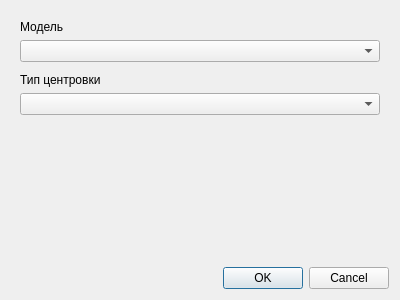
Qt form drivers/stabilan/stabilan01paramsdialog.ui (grigp/a-analyser) before a commit.
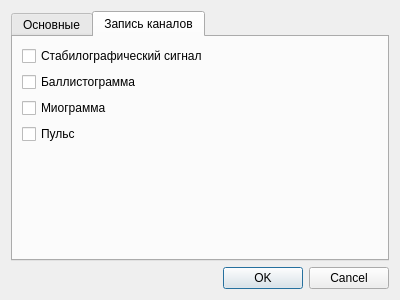
The same form after that commit. The open tabs and pages were chosen to show the change.

Commit message: Управление записью каналов из окна физиологических каналов (не до конца)

The edit to the form file:
```diff
--- a/drivers/stabilan/stabilan01paramsdialog.ui
+++ b/drivers/stabilan/stabilan01paramsdialog.ui
@@ -21,8 +21,15 @@
   </property>
   <layout class="QVBoxLayout" name="verticalLayout">
    <item>
-    <widget class="QWidget" name="widget" native="true">
-     <layout class="QVBoxLayout" name="verticalLayout_2">
+    <widget class="QTabWidget" name="tabPages">
+     <property name="currentIndex">
+      <number>0</number>
+     </property>
+     <widget class="QWidget" name="tabMain">
+      <attribute name="title">
+       <string>Основные</string>
+      </attribute>
+      <layout class="QVBoxLayout" name="verticalLayout_3">
       <item>
        <widget class="QLabel" name="lblModel">
         <property name="text">
@@ -31,11 +38,7 @@
        </widget>
       </item>
       <item>
-       <widget class="QComboBox" name="cbModel">
-        <property name="maxVisibleItems">
-         <number>20</number>
-        </property>
-       </widget>
+        <widget class="QComboBox" name="cbZeroingType"/>
       </item>
       <item>
        <spacer name="verticalSpacer_2">
@@ -61,7 +64,11 @@
        </widget>
       </item>
       <item>
-       <widget class="QComboBox" name="cbZeroingType"/>
+        <widget class="QComboBox" name="cbModel">
+         <property name="maxVisibleItems">
+          <number>20</number>
+         </property>
+        </widget>
       </item>
       <item>
        <spacer name="verticalSpacer">
@@ -77,6 +84,55 @@
        </spacer>
       </item>
      </layout>
+     </widget>
+     <widget class="QWidget" name="tabRecording">
+      <attribute name="title">
+       <string>Запись каналов</string>
+      </attribute>
+      <layout class="QVBoxLayout" name="verticalLayout_2">
+       <item>
+        <widget class="QCheckBox" name="cbRecStab">
+         <property name="text">
+          <string>Стабилографический сигнал</string>
+         </property>
+        </widget>
+       </item>
+       <item>
+        <widget class="QCheckBox" name="cbRecZ">
+         <property name="text">
+          <string>Баллистограмма</string>
+         </property>
+        </widget>
+       </item>
+       <item>
+        <widget class="QCheckBox" name="cbRecMyo">
+         <property name="text">
+          <string>Миограмма</string>
+         </property>
+        </widget>
+       </item>
+       <item>
+        <widget class="QCheckBox" name="cbRecPulse">
+         <property name="text">
+          <string>Пульс</string>
+         </property>
+        </widget>
+       </item>
+       <item>
+        <spacer name="verticalSpacer_3">
+         <property name="orientation">
+          <enum>Qt::Vertical</enum>
+         </property>
+         <property name="sizeHint" stdset="0">
+          <size>
+           <width>20</width>
+           <height>40</height>
+          </size>
+         </property>
+        </spacer>
+       </item>
+      </layout>
+     </widget>
     </widget>
    </item>
    <item>
```
Lines whose indentation alone changed are shown as unchanged. The commit also changes 19 other files.
